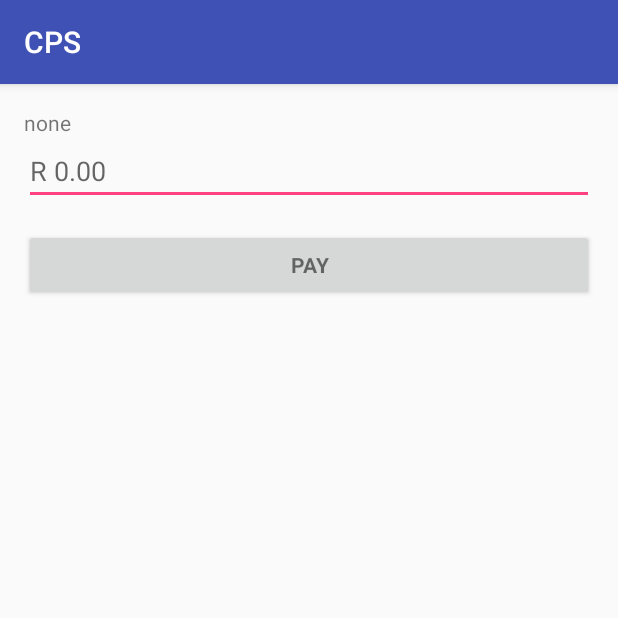
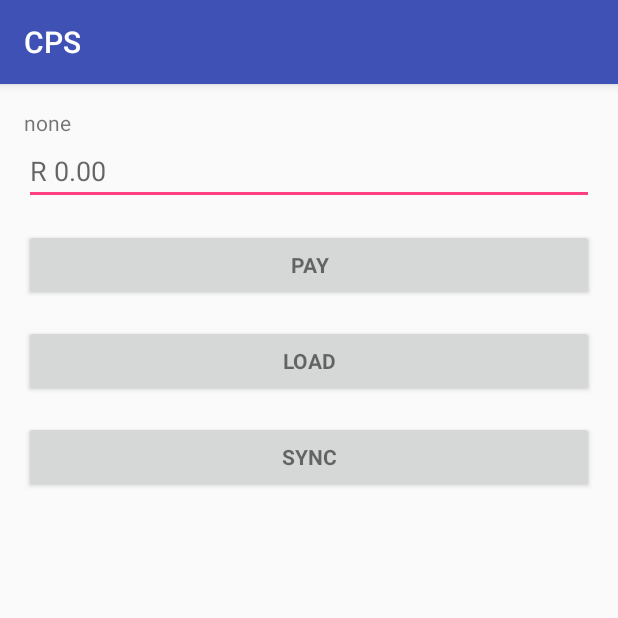
Before and after one commit to FTheron/NfcCashlessPayments, an Android app: the MainActivity screen opened directly, with no data from a screen before it, on a phone screen of 412 x 824 dp, the top half of it. Run offline under Robolectric (Android 15) with nearby library versions, the phone set to English and light mode, and no system bars.

Commit message:
Tested that the load works.

```diff
--- a/app/src/main/java/za/co/rsadevelopers/android/MainActivity.java
+++ b/app/src/main/java/za/co/rsadevelopers/android/MainActivity.java
@@ -15,11 +15,8 @@ import java.text.MessageFormat;
 
 public class MainActivity extends AppCompatActivity {
     public static final String LOGGED_IN_MESSAGE = "Logged in as {0}";
-
-    Button payButton;
-    EditText priceEditText;
-    TextView activityMessage;
-    SharedPreferences sharedPreferences;
+    public static final String MONETARY_AMOUNT = "za.co.rsadevelopers.android.MONETARY_AMOUNT";
+    public static final String IS_LOAD = "za.co.rsadevelopers.android.IS_LOAD";
 
     @Override
     protected void onCreate(Bundle savedInstanceState) {
@@ -27,11 +24,11 @@ public class MainActivity extends AppCompatActivity {
         setContentView(R.layout.activity_main);
 
         // Add a listener to make sure that the format of the payment amount is correct.
-        priceEditText = findViewById(R.id.price_edit_text);
+        EditText priceEditText = findViewById(R.id.price_edit_text);
         priceEditText.addTextChangedListener(new MoneyTextWatcher(priceEditText));
 
         // Add event for paying.
-        payButton = findViewById(R.id.pay_button);
+        Button payButton = findViewById(R.id.pay_button);
         payButton.setOnClickListener(new OnClickListener() {
             @Override
             public void onClick(View view) {
@@ -39,8 +36,21 @@ public class MainActivity extends AppCompatActivity {
             }
         });
 
-        // Get text view for errors.
-        activityMessage = findViewById(R.id.activity_message);
+        Button loadButton = findViewById(R.id.load);
+        payButton.setOnClickListener(new OnClickListener() {
+            @Override
+            public void onClick(View view) {
+                clickPayButton();
+            }
+        });
+
+        Button syncButton = findViewById(R.id.sync);
+        payButton.setOnClickListener(new OnClickListener() {
+            @Override
+            public void onClick(View view) {
+                clickPayButton();
+            }
+        });
     }
 
     @Override
@@ -51,7 +61,7 @@ public class MainActivity extends AppCompatActivity {
     }
 
     private void checkLogin() {
-        sharedPreferences = PreferenceManager.getDefaultSharedPreferences(this);
+        SharedPreferences sharedPreferences = PreferenceManager.getDefaultSharedPreferences(this);
         Long user_id = sharedPreferences.getLong("User_Id", 0);
         String email = sharedPreferences.getString("User_Email", "none");
         if (user_id == 0) {
@@ -65,13 +75,28 @@ public class MainActivity extends AppCompatActivity {
         }
     }
 
-    public static final String EXTRA_MESSAGE = "";
+
     private void clickPayButton() {
         // TODO Check that the amount is valid.
         Intent intent = new Intent(this, PaymentActivity.class);
         EditText editText = findViewById(R.id.price_edit_text);
         String amount = editText.getText().toString();
-        intent.putExtra(EXTRA_MESSAGE, amount);
+        intent.putExtra(MONETARY_AMOUNT, amount);
+        intent.putExtra(IS_LOAD, false);
         startActivity(intent);
     }
+
+    private void clickLoadButton() {
+        // TODO Check that the amount is valid.
+        Intent intent = new Intent(this, PaymentActivity.class);
+        EditText editText = findViewById(R.id.price_edit_text);
+        String amount = editText.getText().toString();
+        intent.putExtra(MONETARY_AMOUNT, amount);
+        intent.putExtra(IS_LOAD, true);
+        startActivity(intent);
+    }
+
+    private void clickSyncButton() {
+        // TODO Read Database
+    }
 }
--- a/app/src/main/java/za/co/rsadevelopers/android/MoneyTextWatcher.java
+++ b/app/src/main/java/za/co/rsadevelopers/android/MoneyTextWatcher.java
@@ -7,8 +7,9 @@ import android.widget.EditText;
 import java.lang.ref.WeakReference;
 import java.math.BigDecimal;
 import java.text.NumberFormat;
-import java.util.Currency;
 import java.util.Locale;
+
+import za.co.rsadevelopers.android.helpers.Helper;
 
 public class MoneyTextWatcher implements TextWatcher {
     private final WeakReference<EditText> editTextWeakReference;
--- a/app/src/main/res/layout/activity_main.xml
+++ b/app/src/main/res/layout/activity_main.xml
@@ -46,6 +46,24 @@
                 android:layout_marginTop="16dp"
                 android:textStyle="bold" />
 
+            <Button
+                android:id="@+id/load"
+                style="?android:textAppearanceSmall"
+                android:layout_width="match_parent"
+                android:layout_height="wrap_content"
+                android:text="@string/load"
+                android:layout_marginTop="16dp"
+                android:textStyle="bold" />
+
+            <Button
+                android:id="@+id/sync"
+                style="?android:textAppearanceSmall"
+                android:layout_width="match_parent"
+                android:layout_height="wrap_content"
+                android:text="@string/sync"
+                android:layout_marginTop="16dp"
+                android:textStyle="bold" />
+
             <TextView
                 android:id="@+id/activity_message"
                 android:layout_width="match_parent"
--- a/app/src/main/res/values/strings.xml
+++ b/app/src/main/res/values/strings.xml
@@ -18,4 +18,6 @@
     <string name="cancel_payment">Cancel Payment</string>
     <string name="waiting_for_nfc_tag">Waiting for NFC tag</string>
     <string name="return_home">Return</string>
+    <string name="sync">sync</string>
+    <string name="load">load</string>
 </resources>
--- a/build.gradle
+++ b/build.gradle
@@ -7,7 +7,7 @@ buildscript {
         jcenter()
     }
     dependencies {
-        classpath 'com.android.tools.build:gradle:3.2.0'
+        classpath 'com.android.tools.build:gradle:3.2.1'
 
 
         // NOTE: Do not place your application dependencies here; they belong
```
Also changed, not shown: app/src/main/java/za/co/rsadevelopers/android/PaymentActivity.java (+40 -27 lines), app/src/main/java/za/co/rsadevelopers/android/helpers/Helper.java (renamed from app/src/main/java/za/co/rsadevelopers/android/Helper.java, +6 -6 lines), app/src/main/java/za/co/rsadevelopers/android/helpers/SQLiteDBHelper.java (renamed from app/src/main/java/za/co/rsadevelopers/android/SQLiteDBHelper.java, +8 -8 lines).
